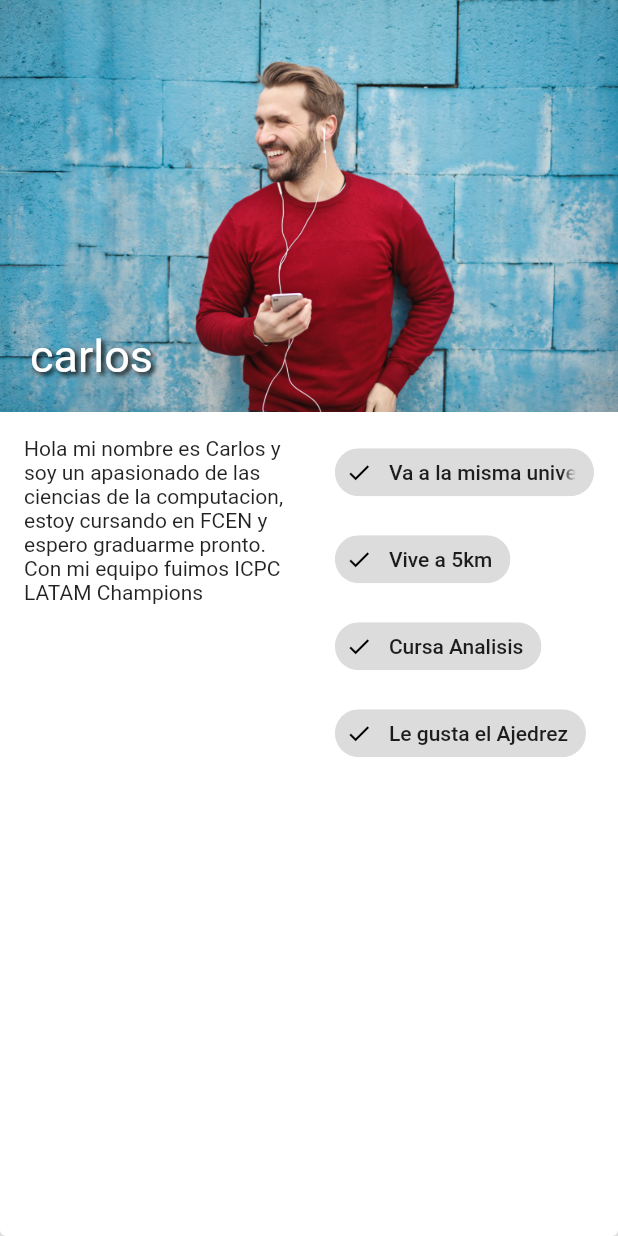
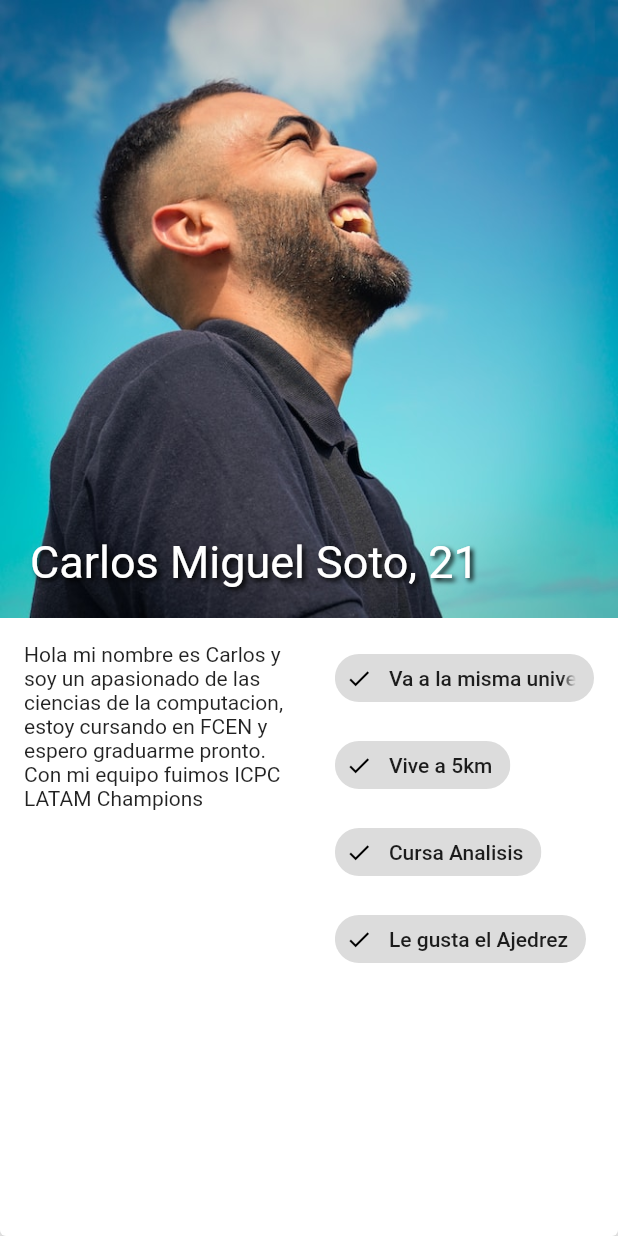
Before and after one commit to lucastarche/studdy-buddy, a Flutter app: the UserCard widget shown alone on an empty page, opened directly with sample values from the repository, on a phone screen of 412 x 824 dp. Run offline on Flutter 3.47's test engine with Material 2 defaults, Android fonts, the phone set to English and light mode, and no system bars; drawn by our look-alikes of flip_card; our stand-ins replace appinio_swiper, firebase_auth, firebase_core; missing offline and left inert: firebase_ui_auth, firebase_ui_oauth_google; accounts and stored records are empty; network calls fail.

```diff
--- a/lib/app_state.dart
+++ b/lib/app_state.dart
@@ -33,13 +33,14 @@ class AppState extends ChangeNotifier {
         headers: {'X-Requested-With': 'XMLHttpRequest'}),
   );
   //Card Basic
-  final bigPhoto = Image.asset("assets/carlos.jpeg");
+  final bigPhoto = Image.asset("assets/carlos.jpg");
   //user information and preferences variables
   var email = 'charlescharles@gmail.com';
   var username = 'carlitos';
   var emailNotificationsEnabled = false;
   var pushNotificationsEnabled = false;
   var restrictByInstitution = false;
+  var schedule = List.generate(7, (day) => List.filled(48, 0));
   var subjects = [
     'analisis 1',
     'matematica 200',
@@ -94,7 +95,7 @@ class AppState extends ChangeNotifier {
     //Home
     cards = [
       UserCardObject(
-          name: 'carlos',
+          name: 'Carlos Miguel Soto, 21',
           pfp: bigPhoto,
           description:
               'Hola mi nombre es Carlos y soy un apasionado de las ciencias de la computacion, estoy cursando en FCEN y espero graduarme pronto. Con mi equipo fuimos ICPC LATAM Champions',
--- a/lib/components/heatmap.dart
+++ b/lib/components/heatmap.dart
@@ -9,9 +9,6 @@ class CalendarHeatMap extends StatelessWidget {
   Widget build(BuildContext context) {
     return Padding(
       padding: const EdgeInsets.all(30.0),
-      child: SizedBox(
-        width: 512,
-        height: 512,
       child: Column(
         children: [
           for (int i = 0; i < 24; i++)
@@ -32,7 +29,6 @@ class CalendarHeatMap extends StatelessWidget {
             ),
         ],
       ),
-      ),
     );
   }
 
--- a/lib/components/user_card.dart
+++ b/lib/components/user_card.dart
@@ -1,8 +1,10 @@
 import 'package:flip_card/flip_card.dart';
 import 'package:flip_card/flip_card_controller.dart';
 import 'package:flutter/material.dart';
+import 'user_card_object.dart';
+import 'package:provider/provider.dart';
+import 'package:studdy_buddy/app_state.dart';
 import 'package:studdy_buddy/components/heatmap.dart';
-import 'user_card_object.dart';
 
 class UserCard extends StatefulWidget {
   final UserCardObject cardBuilder;
@@ -17,6 +19,7 @@ class _UserCardState extends State<UserCard> {
 
   @override
   Widget build(BuildContext context) {
+    final state = Provider.of<AppState>(context);
     final theme = Theme.of(context);
     final style = theme.textTheme.displaySmall!.copyWith(
       color: Colors.white,
@@ -45,8 +48,7 @@ class _UserCardState extends State<UserCard> {
 
     final cardBack = GestureDetector(
       onDoubleTap: () => _controller.toggleCard(),
-      child:
-          CalendarHeatMap(data: List.generate(7, (day) => List.filled(24, 0))),
+      child: CalendarHeatMap(data: state.schedule),
     );
 
     return FlipCard(
--- a/lib/settings/chat_settings.dart
+++ b/lib/settings/chat_settings.dart
@@ -13,7 +13,6 @@ class SettingsPage extends StatelessWidget {
   Widget build(BuildContext context) {
     final state = Provider.of<AppState>(context);
     final settings = state.sobj;
-
     return AppScaffold(
       appBar: AppBar(
         title: const Text('Settings'),
--- a/pubspec.yaml
+++ b/pubspec.yaml
@@ -74,7 +74,7 @@ flutter:
     - assets/512x512.png
     - assets/600x600.png
     - assets/carlos.jpeg
-    - assets/carla.avif
+    - assets/carlos.jpg
   #   - images/a_dot_burr.jpeg
   #   - images/a_dot_ham.jpeg
 
```
Also changed, not shown: assets/carlos.jpg (added), 1 other file. Lines whose indentation alone changed are shown as unchanged.
